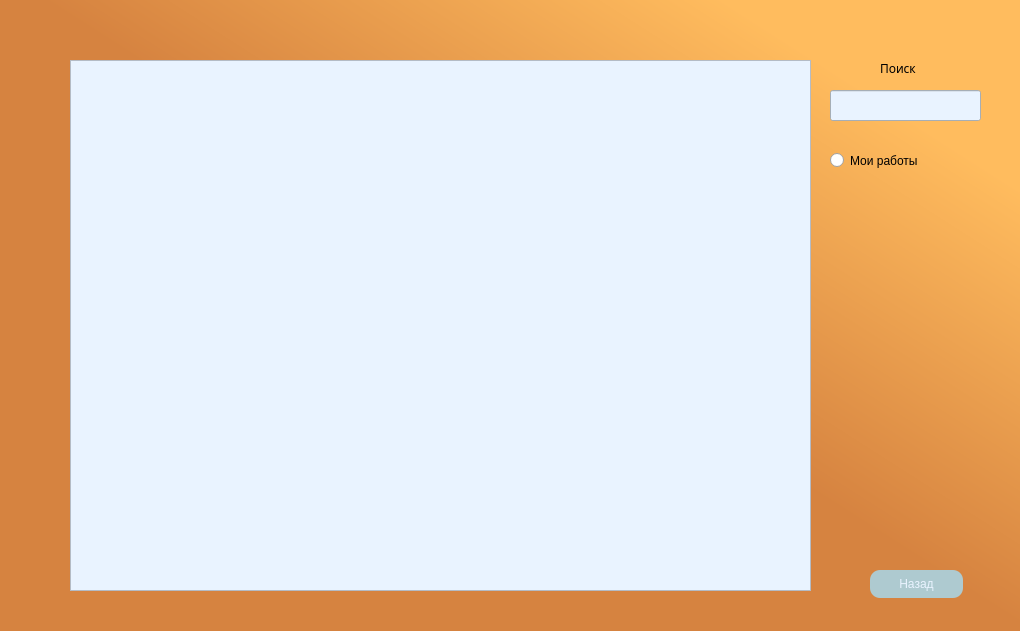
This is course/workswindow.ui in TFed555/Coursework as Qt 5 draws it before an edit. The edited form follows.
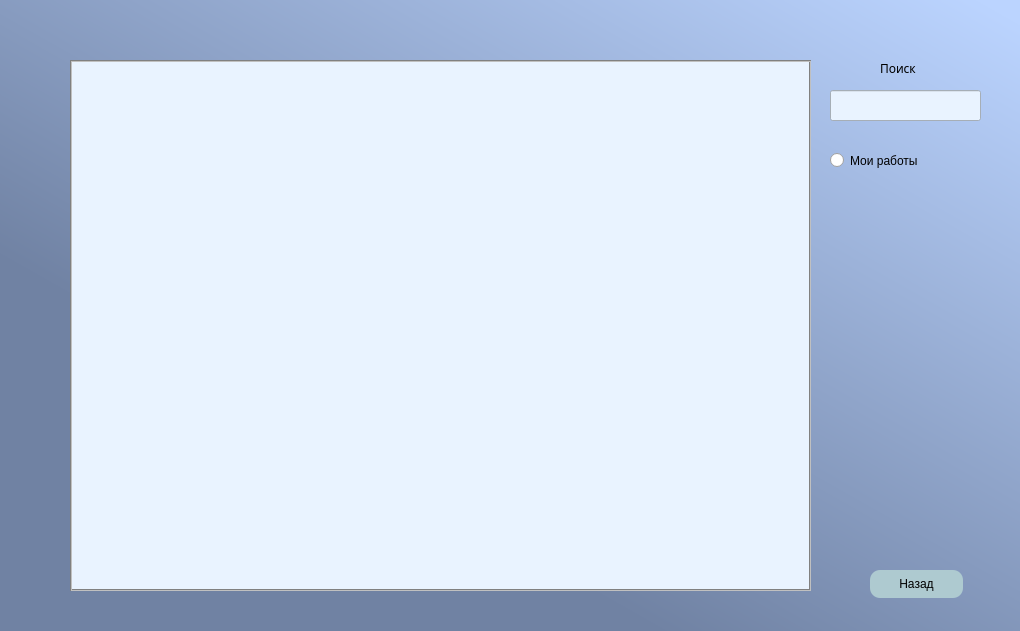
This is the edited form.

What changed in the file:
```diff
--- a/course/workswindow.ui
+++ b/course/workswindow.ui
@@ -23,7 +23,7 @@
     </rect>
    </property>
    <property name="styleSheet">
-    <string notr="true">background-color: qlineargradient(spread:pad, x1:0, y1:1, x2:0.866, y2:0.164818, stop:0.60199 rgba(214, 131, 64, 255), stop:1 rgba(255, 188, 94, 255));</string>
+    <string notr="true">background-color: qlineargradient(spread:pad, x1:1, y1:0.0284091, x2:0.353, y2:0.733, stop:0.00497512 rgba(187, 212, 255, 255), stop:1 rgba(112, 130, 163, 255));</string>
    </property>
    <property name="text">
     <string/>
@@ -40,8 +40,10 @@
    </property>
    <property name="styleSheet">
     <string notr="true">background-color: rgb(233, 243, 255);
-border-top-color: rgb(174, 202, 208);
-</string>
+Selection-background-color: rgb(132, 170, 216);
+border: 2px groove gray;
+border-radius: 0px;
+padding: 2px 4px;</string>
    </property>
   </widget>
   <widget class="QPushButton" name="backButton">
@@ -55,7 +57,7 @@
    </property>
    <property name="styleSheet">
     <string notr="true">background-color: rgb(174, 202, 208);
-color: rgb(233, 243, 255);
+color: rgb(0, 0, 0);
 border-radius:10px;
 font: 8pt &quot;Cascadia Code&quot;;</string>
    </property>
```
